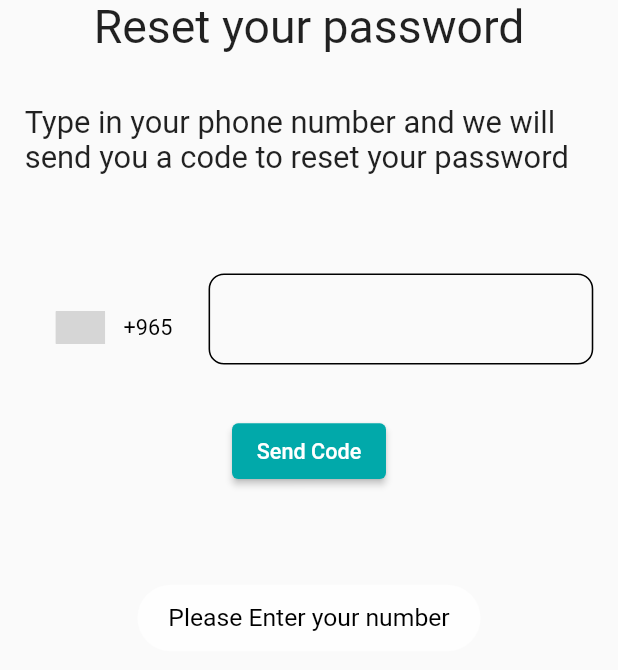
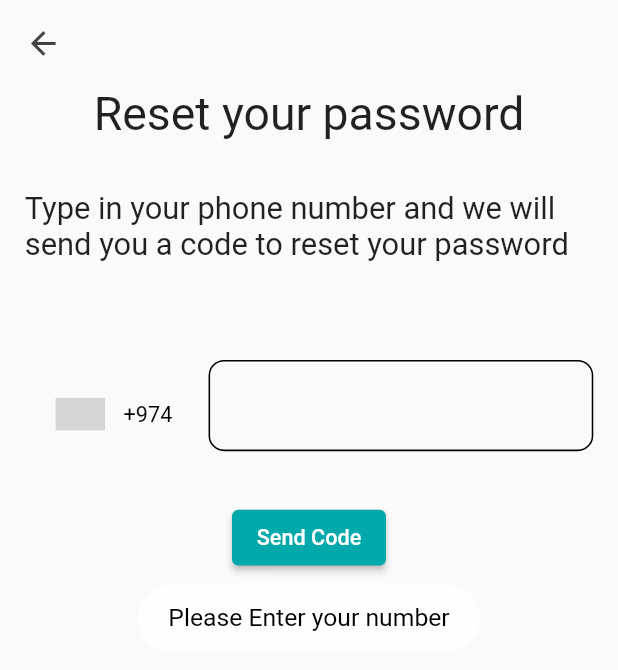
Before and after one commit to ksalehalali/newdream, a Flutter app: the ConfirmNumber screen opened directly, after a tap on "Send Code", on a phone screen of 412 x 824 dp. Shown: the top 670 px of the screen. Run offline on Flutter 3.47's test engine with Material 2 defaults, Android fonts, the phone set to English and light mode, and no system bars; drawn by our look-alikes of intl_phone_number_input; our stand-ins replace cached_network_image, carousel_slider, device_preview, flutter_blurhash, flutter_cache_manager, flutter_countdown_timer and 21 more; missing offline and left inert: geolocator_web, libphonenumber_web, location_web, my_fatoorah, myfatoorah_pay, shared_preferences_web; accounts and stored records are empty; network calls fail; grey boxes are pictures that could not be loaded.

Commit message:
fix signup not finish3

```diff
--- a/lib/controllers/account_controller.dart
+++ b/lib/controllers/account_controller.dart
@@ -53,7 +53,7 @@ class AccountController extends GetxController {
 
 
     token.value = storage.read('token');
-    username.value = storage.read('username');
+    username.value = storage.read('userName');
     userEmail.value = storage.read('userEmail');
 
     print("ssssssssss ${username.value}");
--- a/lib/controllers/confirm_number_controller.dart
+++ b/lib/controllers/confirm_number_controller.dart
@@ -33,7 +33,9 @@ class ConfirmNumberController extends GetxController {
           textColor: Colors.black,
           fontSize: 16.0);
     } else {
-      var response = await http.post(Uri.parse(baseURL + "/api/RestUser"), body: jsonEncode(
+
+      print("reset pass user ${codeCredentials[0]}");
+      var response = await http.post(Uri.parse(baseURL + "/api/RequestResetPassword"), body: jsonEncode(
         {
           "UserName": "${codeCredentials[0]}",
         },
@@ -50,10 +52,13 @@ class ConfirmNumberController extends GetxController {
         );
         throw TimeoutException('The connection has timed out, Please try again!');
       });
+      print("${response.statusCode}");
+
+      print("${response.body}");
 
       if(response.statusCode == 200) {
         var jsonResponse = json.decode(response.body);
-        if(jsonResponse["status"]){
+        if(jsonResponse["status"]==true){
           Fluttertoast.showToast(
               msg: "An SMS message has been sent to your number.",
               toastLength: Toast.LENGTH_SHORT,
--- a/lib/controllers/product_controller.dart
+++ b/lib/controllers/product_controller.dart
@@ -749,8 +749,8 @@ class ProductsController extends GetxController with BaseController {
       'Content-Type': 'application/json'
     };
     var request = http.Request('POST',
-        Uri.parse('https://dashcommerce.click68.com/api/ListFavourite'));
-    request.body = json.encode({"PageNumber": "0", "SizeNumber": "1"});
+        Uri.parse('https://dashcommerce.click68.com/api/ListFavouriteByUser'));
+    request.body = json.encode({"PageNumber": 1, "SizeNumber": 111});
     request.headers.addAll(headers);
 
     http.StreamedResponse response = await request.send();
--- a/lib/controllers/start_up_controller.dart
+++ b/lib/controllers/start_up_controller.dart
@@ -34,8 +34,8 @@ class StartUpController extends GetxController {
     String? storageToken = storage.read('token');
     String? storageUsername = storage.read('username');
     String? storagePassword = storage.read('password');
-
-    print("ssssss ${storageToken}");
+print("storage username : $prefUsername");
+print("storage password : $storagePassword");
     if (storageToken == null) {
       print('null');
       SchedulerBinding.instance.addPostFrameCallback((_) {
@@ -45,7 +45,7 @@ class StartUpController extends GetxController {
     } else {
       token = storageToken;
       await registerController.makeAutoLoginRequest(
-          storageUsername, storagePassword);
+          "974$prefUsername", storagePassword);
     }
   }
 }
--- a/lib/services/localization/localization_data.dart
+++ b/lib/services/localization/localization_data.dart
@@ -72,7 +72,7 @@ Map<String,String> ar ={
 
   'Create A New Account_txt':'انشاء حساب جديد',
   'Username_txt':'اسم المستخدم',
-  "Phone number_txt":'Phone number',
+  "Phone number_txt":'الجوال',
   'Email_txt':'البريد الإلكتروني',
   'Password_txt':'كلمة المرور',
   'Confirm Password_txt':'تاكيد كلمة المرور',
@@ -292,6 +292,8 @@ Map<String,String> en ={
   'Edit_txt':'Edit',
   'First Name_txt':'First Name',
   'Last Name_txt':'Last Name',
+  "Phone number_txt":'Phone number',
+
   'Receive Communications In_txt':'Receive Communications In',
   'SECURITY INFORMATION_txt':'SECURITY INFORMATION',
   'CHANGE PASSWORD_txt':'CHANGE PASSWORD',
--- a/lib/views/screens/auth/confirm_number.dart
+++ b/lib/views/screens/auth/confirm_number.dart
@@ -15,11 +15,16 @@ class ConfirmNumber extends StatefulWidget {
 class _ConfirmNumberState extends State<ConfirmNumber> {
 
   final confirmNumberController = Get.put(ConfirmNumberController());
-  PhoneNumber number = PhoneNumber(isoCode: 'KW');
+  PhoneNumber number = PhoneNumber(isoCode: 'QA');
 
   @override
   Widget build(BuildContext context) {
     return Scaffold(
+      appBar: AppBar(
+        foregroundColor: Colors.grey[800],
+        elevation: 0.0,
+        backgroundColor: Colors.transparent.withOpacity(0.0),
+      ),
       body: SafeArea(
         child: Container(
           margin: EdgeInsets.symmetric(horizontal: 16.0),
--- a/lib/views/screens/auth/register.dart
+++ b/lib/views/screens/auth/register.dart
@@ -398,6 +398,7 @@ class _RegisterState extends State<Register> {
                               ),
                               child: TextField(
                                 controller: registerController.loginEmailController,
+                                keyboardType: TextInputType.number,
                                 style: TextStyle(
                                   fontWeight: FontWeight.w500,
                                   color: Colors.black87,
--- a/lib/views/screens/wallet/wallet_screen.dart
+++ b/lib/views/screens/wallet/wallet_screen.dart
@@ -28,7 +28,7 @@ class _WalletScreenState extends State<WalletScreen> {
   }
   @override
   Widget build(BuildContext context) {
-  final screenSize = Get.size;
+  final screenSize = MediaQuery.of(context).size;
 
     return Container(
       child: Scaffold(
@@ -97,7 +97,7 @@ class _WalletScreenState extends State<WalletScreen> {
                                   SizedBox(height: 10.0,),
                                   AnimatedContainer(
                                     curve: Curves.easeInOut,
-                                    width:screenSize.width/2-15,
+                                    width:screenSize.width/2-13,
                                     height: 2.5,
                                     color: _color,
                                     duration: 900.milliseconds ,
@@ -127,7 +127,7 @@ class _WalletScreenState extends State<WalletScreen> {
                                   SizedBox(height: 10.0,),
                                   AnimatedContainer(
                                     curve: Curves.easeInOut,
-                                    width: screenSize.width/2-15,
+                                    width: screenSize.width/2-13,
                                     height: 2.5,
                                     color: _color2,
                                     duration: 900.milliseconds ,
--- a/pubspec.yaml
+++ b/pubspec.yaml
@@ -17,7 +17,7 @@ publish_to: 'none' # Remove this line if you wish to publish to pub.dev
 # https://developer.apple.com/library/archive/documentation/General/Reference/InfoPlistKeyReference/Articles/CoreFoundationKeys.html
 # In Windows, build-name is used as the major, minor, and patch parts
 # of the product and file versions while build-number is used as the build suffix.
-version: 1.0.0+4
+version: 1.0.0+6
 
 environment:
   sdk: '>=2.18.4 <3.0.0'
```
Also changed, not shown: lib/controllers/register_controller.dart (+9 -6 lines), lib/controllers/reset_password_controller.dart (+12 -3 lines), 1 other file.
